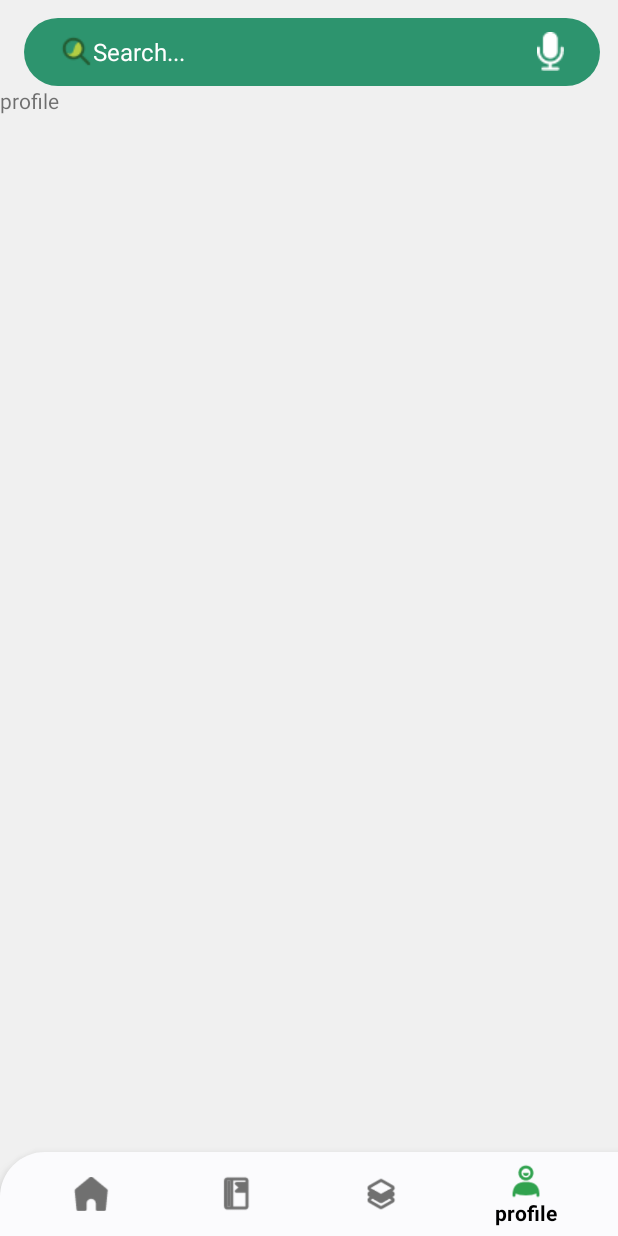
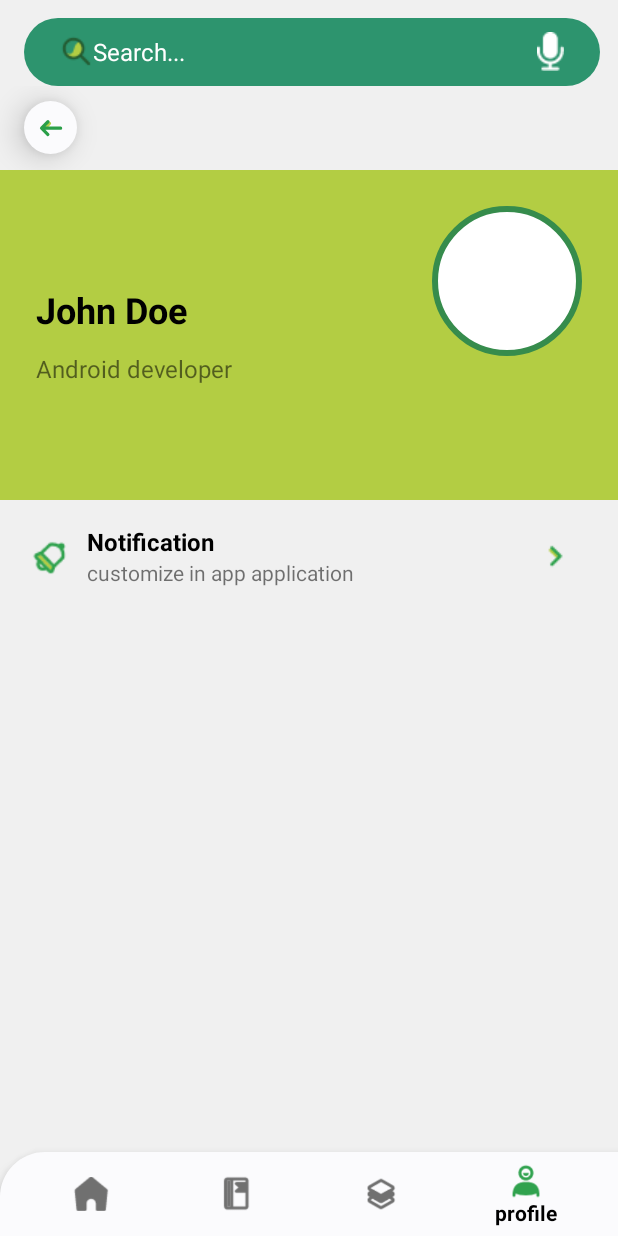
Before and after one commit to toluwalope19/decagon_classroom, an Android app: the screen it shows after launch (MainActivity), item 4 of the bottom bar chosen, on a phone screen of 412 x 824 dp. Run offline under Robolectric (Android 15) with nearby library versions, the phone set to English and light mode, and no system bars.

Commit message:
profile fragment phase1

```diff
--- /dev/null
+++ b/app/src/main/res/drawable/round_profile.xml
@@ -0,0 +1,6 @@
+<?xml version="1.0" encoding="utf-8"?>
+<shape xmlns:android="http://schemas.android.com/apk/res/android" android:shape="oval">
+
+    <solid android:color="#ffffff"/>
+    <stroke android:color="@color/submitColor" android:width="4dp"/>
+</shape>
--- a/app/src/main/res/layout/fragment_profile.xml
+++ b/app/src/main/res/layout/fragment_profile.xml
@@ -1,14 +1,128 @@
 <?xml version="1.0" encoding="utf-8"?>
-<FrameLayout xmlns:android="http://schemas.android.com/apk/res/android"
+<androidx.constraintlayout.widget.ConstraintLayout xmlns:android="http://schemas.android.com/apk/res/android"
     xmlns:tools="http://schemas.android.com/tools"
     android:layout_width="match_parent"
     android:layout_height="match_parent"
+    xmlns:app="http://schemas.android.com/apk/res-auto"
     tools:context=".ProfileFragment">
 
-    <!-- TODO: Update blank fragment layout -->
-    <TextView
+
+    <include layout="@layout/app_bar"
+        android:id="@+id/back"/>
+
+    <LinearLayout
+        android:id="@+id/profile_section"
         android:layout_width="match_parent"
-        android:layout_height="match_parent"
-        android:text="profile" />
+        android:layout_height="220dp"
+        android:padding="@dimen/large"
+        android:baselineAligned="false"
+        android:orientation="horizontal"
+        android:weightSum="5"
+        android:background="@color/secondaryColor"
+        app:layout_constraintEnd_toEndOf="parent"
+        app:layout_constraintStart_toStartOf="parent"
+        app:layout_constraintTop_toBottomOf="@id/back">
 
-</FrameLayout>
+        <LinearLayout
+            android:layout_width="115dp"
+            android:layout_height="wrap_content"
+            android:layout_weight="3"
+            android:layout_gravity="center"
+            android:orientation="vertical"
+            android:weightSum="2">
+
+            <TextView
+                android:id="@+id/profile_name"
+                android:layout_width="wrap_content"
+                android:layout_height="wrap_content"
+                android:text="John Doe"
+                android:layout_marginBottom="@dimen/small"
+                android:layout_weight="1"
+                android:textSize="@dimen/textlarge"
+                android:textColor="@color/colorPrimaryDark"
+                android:textStyle="bold" />
+            <TextView
+                android:id="@+id/profile_stack"
+                android:layout_width="wrap_content"
+                android:layout_height="wrap_content"
+                android:text="Android developer"
+                android:layout_weight="1"
+                android:textSize="@dimen/textmedium"
+                 />
+        </LinearLayout>
+
+        <ImageView
+            android:layout_width="wrap_content"
+            android:layout_height="100dp"
+            android:layout_weight="2"
+            android:background="@drawable/round_profile"/>
+
+
+    </LinearLayout>
+
+    <LinearLayout
+        android:layout_width="match_parent"
+        android:layout_height="75dp"
+        android:orientation="horizontal"
+        android:paddingLeft="16dp"
+        android:weightSum="10"
+        app:layout_constraintStart_toStartOf="parent"
+        app:layout_constraintTop_toBottomOf="@id/profile_section">
+
+        <ImageView
+            android:layout_width="0dp"
+            android:layout_height="50dp"
+            android:layout_gravity="center"
+            android:layout_weight="2"
+            android:contentDescription="image"
+            android:src="@drawable/notification_icon" />
+
+        <LinearLayout
+            android:layout_width="wrap_content"
+            android:layout_height="wrap_content"
+            android:layout_gravity="center"
+            android:layout_marginLeft="5dp"
+            android:layout_weight="6"
+            android:orientation="vertical"
+            android:weightSum="2">
+
+            <TextView
+                android:id="@+id/article_topic"
+                android:layout_width="wrap_content"
+                android:layout_height="wrap_content"
+                android:layout_weight="1"
+                android:text="Notification"
+                android:textColor="@color/colorPrimaryDark"
+                android:textSize="16dp"
+                android:textStyle="bold" />
+
+            <TextView
+                android:id="@+id/date_of_release"
+                android:layout_width="wrap_content"
+                android:layout_height="wrap_content"
+                android:layout_weight="1"
+                android:text="customize in app application"
+                android:textSize="14dp" />
+
+
+
+
+
+
+        </LinearLayout>
+
+        <ImageView
+            android:layout_width="wrap_content"
+            android:layout_height="wrap_content"
+            android:layout_gravity="center"
+            android:layout_weight="1"
+            android:src="@drawable/read_more" />
+
+
+    </LinearLayout>
+
+
+
+
+
+</androidx.constraintlayout.widget.ConstraintLayout>
```
Also changed, not shown: app/src/main/res/drawable-v24/help_icon.png (added), app/src/main/res/drawable-v24/message.png (added), app/src/main/res/drawable-v24/notification_icon.png (added).
